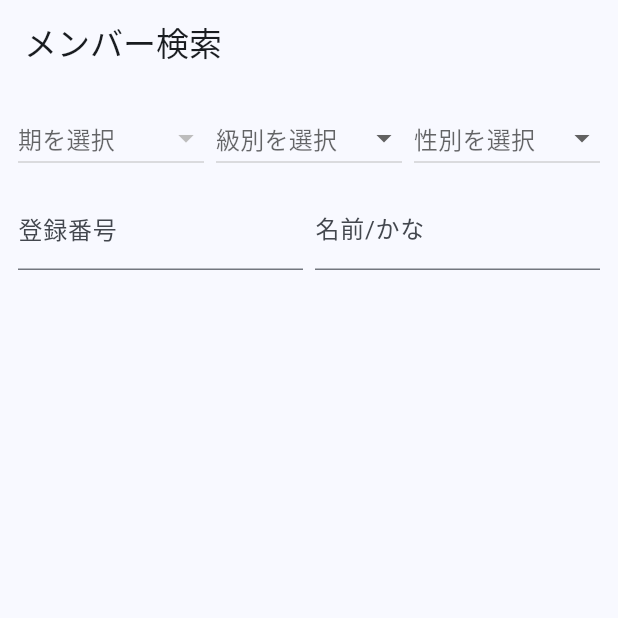
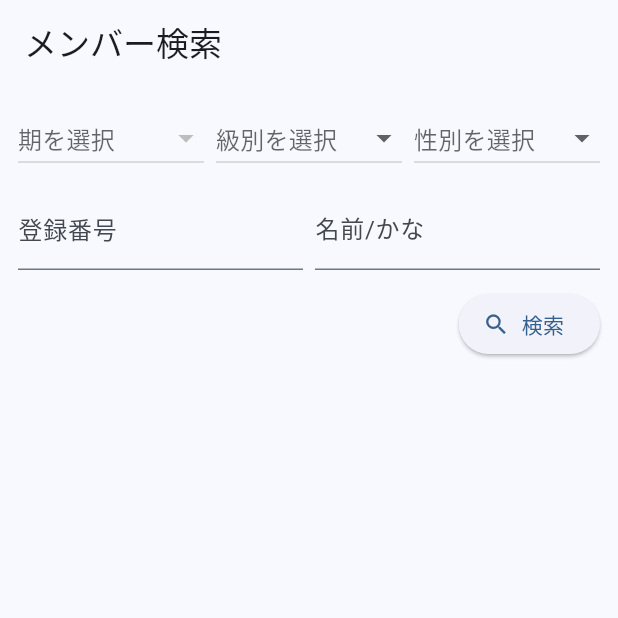
Before and after one commit to teru-kaji/boat_racer_databook, a Flutter app: the screen it shows after launch, on a phone screen of 412 x 824 dp, the top half of it. Run offline on Flutter 3.47's test engine with Material 3 defaults, Android fonts, the phone set to English and light mode, and no system bars; our stand-ins replace fl_chart, objectbox; accounts and stored records are empty; generated files the repository leaves out were written again; statements that could not run were skipped.

Commit message:
・検索ボタンを追加 ・事故数の表の幅を広げる ・コース別事故件数に合計行を追記 ・コース別事故数の表追加 ・member_history_pageの1-4から0-5に変更 　member.dartを全項目対応化 ・選手の詳細情報（血液型、出身地など）追加 ・検索画面の性別、級別に””を追加、CircleAvatarに性別ごとに色分け ・member_history_page追加 ・検索画面修正 ・棒グラフ追加 ・dataTime(期)の最大値をデフォ ・検索フィールド追加 ・エラー復旧 ・エラーあり

```diff
--- a/lib/main.dart
+++ b/lib/main.dart
@@ -1,25 +1,17 @@
 // lib/main.dart
-//
 import 'dart:convert';
 import 'package:flutter/material.dart';
 import 'package:flutter/services.dart';
-import 'package:path_provider/path_provider.dart'; // 追加
+import 'package:path_provider/path_provider.dart';
 import 'objectbox.dart';
 import 'models/member.dart';
 import 'member_detail_page.dart';
 
 Future<void> main() async {
   WidgetsFlutterBinding.ensureInitialized();
-
-  // ObjectBox の保存先ディレクトリを取得
   final dir = await getApplicationDocumentsDirectory();
-
-  // ★ runApp の前に初期化する
   objectbox = await ObjectBox.create(directory: dir.path);
-
-  // JSON を読み込んで初期データ投入（空の場合のみ）
   await _importJsonIfEmpty();
-
   runApp(const MyApp());
 }
 
@@ -34,7 +26,6 @@ Future<void> _importJsonIfEmpty() async {
 
 class MyApp extends StatelessWidget {
   const MyApp({super.key});
-
   @override
   Widget build(BuildContext context) {
     return MaterialApp(
@@ -50,7 +41,6 @@ class MyApp extends StatelessWidget {
 
 class MemberListPage extends StatefulWidget {
   const MemberListPage({super.key});
-
   @override
   State<MemberListPage> createState() => _MemberListPageState();
 }
@@ -94,8 +84,7 @@ class _MemberListPageState extends State<MemberListPage> {
     var results = objectbox.memberBox.getAll();
 
     if (_selectedDataTime != null && _selectedDataTime!.isNotEmpty) {
-      results =
-          results.where((m) => m.dataTime == _selectedDataTime).toList();
+      results = results.where((m) => m.dataTime == _selectedDataTime).toList();
     }
     if (_numberController.text.isNotEmpty) {
       results = results
@@ -108,8 +97,8 @@ class _MemberListPageState extends State<MemberListPage> {
       results = results.where((m) {
         return (m.name ?? '').contains(q) ||
             (m.nameKana ?? '').contains(q) ||
-            (m.kana3 ?? '').contains(q) ||   // ★ kana3 追加
-            (m.kana ?? '').contains(q);      // ★ kana 追加
+            (m.kana3 ?? '').contains(q) ||
+            (m.kana ?? '').contains(q);
       }).toList();
     }
     if (_selectedRank != null && _selectedRank!.isNotEmpty) {
@@ -132,6 +121,7 @@ class _MemberListPageState extends State<MemberListPage> {
         padding: const EdgeInsets.all(12),
         child: Column(
           children: [
+            // ==== フィルタ行 ====
             Row(
               children: [
                 Expanded(
@@ -145,7 +135,6 @@ class _MemberListPageState extends State<MemberListPage> {
                         .toList(),
                     onChanged: (value) {
                       setState(() => _selectedDataTime = value);
-                      _applyFilters();
                     },
                   ),
                 ),
@@ -156,7 +145,7 @@ class _MemberListPageState extends State<MemberListPage> {
                     hint: const Text('級別を選択'),
                     isExpanded: true,
                     items: const [
-                      DropdownMenuItem(value: '', child: Text('')), // ★ 空文字追加
+                      DropdownMenuItem(value: '', child: Text('')),
                       DropdownMenuItem(value: 'A1', child: Text('A1')),
                       DropdownMenuItem(value: 'A2', child: Text('A2')),
                       DropdownMenuItem(value: 'B1', child: Text('B1')),
@@ -164,7 +153,6 @@ class _MemberListPageState extends State<MemberListPage> {
                     ],
                     onChanged: (value) {
                       setState(() => _selectedRank = value);
-                      _applyFilters();
                     },
                   ),
                 ),
@@ -175,19 +163,21 @@ class _MemberListPageState extends State<MemberListPage> {
                     hint: const Text('性別を選択'),
                     isExpanded: true,
                     items: const [
-                      DropdownMenuItem(value: '', child: Text('')), // ★ 空文字追加
+                      DropdownMenuItem(value: '', child: Text('')),
                       DropdownMenuItem(value: '1', child: Text('男性')),
                       DropdownMenuItem(value: '2', child: Text('女性')),
                     ],
                     onChanged: (value) {
                       setState(() => _selectedSex = value);
-                      _applyFilters();
                     },
                   ),
                 ),
               ],
             ),
+
             const SizedBox(height: 8),
+
+            // ==== 入力欄 ====
             Row(
               children: [
                 Expanded(
@@ -197,11 +187,10 @@ class _MemberListPageState extends State<MemberListPage> {
                     keyboardType: const TextInputType.numberWithOptions(
                       decimal: false,
                       signed: false,
-                    ), // ★ テンキーを表示
+                    ),
                     inputFormatters: [
-                      FilteringTextInputFormatter.digitsOnly, // ★ 数字のみ許可
+                      FilteringTextInputFormatter.digitsOnly,
                     ],
-                    onChanged: (v) => _applyFilters(),
                   ),
                 ),
                 const SizedBox(width: 8),
@@ -209,12 +198,26 @@ class _MemberListPageState extends State<MemberListPage> {
                   child: TextField(
                     controller: _nameController,
                     decoration: const InputDecoration(labelText: '名前/かな'),
-                    onChanged: (v) => _applyFilters(),
                   ),
                 ),
               ],
             ),
+
             const SizedBox(height: 12),
+
+            // ==== 検索ボタン ====
+            Align(
+              alignment: Alignment.centerRight,
+              child: ElevatedButton.icon(
+                icon: const Icon(Icons.search),
+                label: const Text('検索'),
+                onPressed: _applyFilters,
+              ),
+            ),
+
+            const SizedBox(height: 12),
+
+            // ==== 検索結果 ====
             Expanded(
               child: ListView.separated(
                 itemCount: _results.length,
@@ -240,14 +243,11 @@ class _MemberListPageState extends State<MemberListPage> {
                     title: Text(m.name ?? '(no name)'),
                     subtitle: Text([
                       if ((m.number ?? '').isNotEmpty) '${m.number}',
-                      // if ((m.dataTime ?? '').isNotEmpty)
-                      //   '期:${m.dataTime}',
-                      // if ((m.sex ?? '').isNotEmpty)
-                      //   '性別:${m.sex == "1" ? "男性" : m.sex == "2" ? "女性" : m.sex}',
                       if ((m.rank ?? '').isNotEmpty) '　${m.rank}',
                       if ((m.rankPast1 ?? '').isNotEmpty) '/${m.rankPast1}',
                       if ((m.rankPast2 ?? '').isNotEmpty) '/${m.rankPast2}',
-                      if ((m.winPointRate ?? '').isNotEmpty) ' ${m.winPointRate}',
+                      if ((m.winPointRate ?? '').isNotEmpty)
+                        ' ${m.winPointRate}',
                       if ((m.age ?? '').isNotEmpty) ' ${m.age}',
                       if ((m.blanch ?? '').isNotEmpty) ' ${m.blanch}',
                     ].join('  ')),
```
Also changed, not shown: pubspec.yaml (+1 -7 lines), pubspec.lock.
